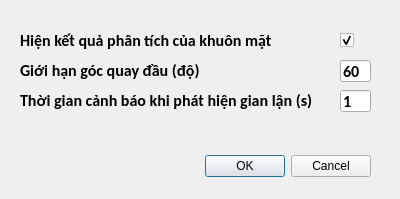
THND19-22/AI-Cheating-Denfender, file settings.ui: the form before one commit.
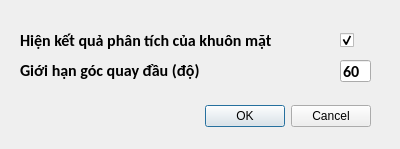
The form after the commit.

```diff
--- a/settings.ui
+++ b/settings.ui
@@ -7,7 +7,7 @@
     <x>0</x>
     <y>0</y>
     <width>400</width>
-    <height>199</height>
+    <height>149</height>
    </rect>
   </property>
   <property name="windowTitle">
@@ -17,7 +17,7 @@
    <property name="geometry">
     <rect>
      <x>30</x>
-     <y>150</y>
+     <y>100</y>
      <width>341</width>
      <height>32</height>
     </rect>
@@ -115,50 +115,6 @@
     <string>60</string>
    </property>
   </widget>
-  <widget class="QLabel" name="label_6">
-   <property name="geometry">
-    <rect>
-     <x>20</x>
-     <y>90</y>
-     <width>311</width>
-     <height>21</height>
-    </rect>
-   </property>
-   <property name="font">
-    <font>
-     <family>Calibri</family>
-     <pointsize>12</pointsize>
-     <weight>75</weight>
-     <italic>false</italic>
-     <bold>true</bold>
-    </font>
-   </property>
-   <property name="text">
-    <string>Thời gian cảnh báo khi phát hiện gian lận (s)</string>
-   </property>
-  </widget>
-  <widget class="QLineEdit" name="Head_Angle_Min_Time">
-   <property name="geometry">
-    <rect>
-     <x>340</x>
-     <y>90</y>
-     <width>31</width>
-     <height>22</height>
-    </rect>
-   </property>
-   <property name="font">
-    <font>
-     <family>Calibri</family>
-     <pointsize>12</pointsize>
-     <weight>75</weight>
-     <italic>false</italic>
-     <bold>true</bold>
-    </font>
-   </property>
-   <property name="text">
-    <string>1</string>
-   </property>
-  </widget>
  </widget>
  <resources/>
  <connections>
```
